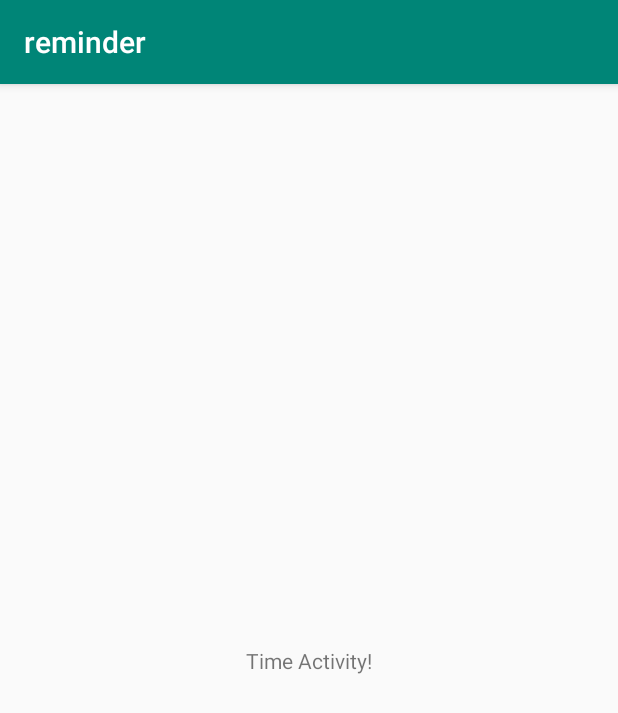
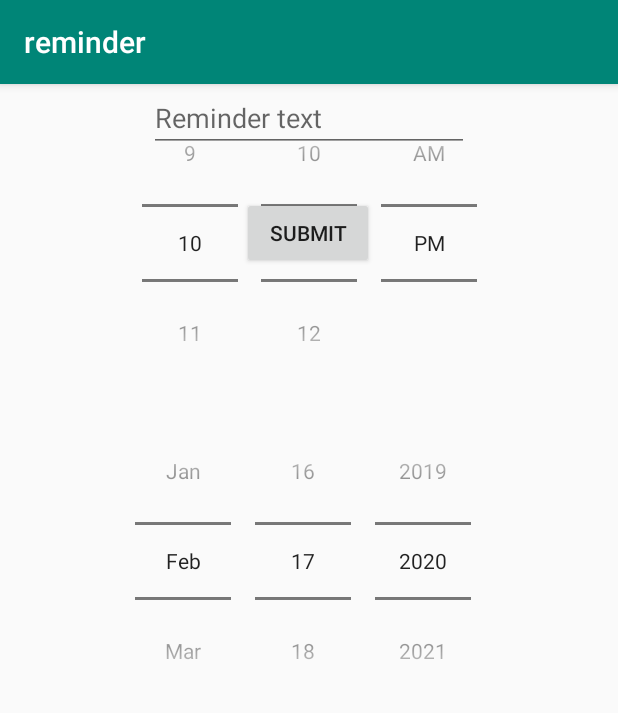
Before and after one commit to manishmaharjan/reminder, an Android app: the screen it shows after launch (TimeActivity), after a tap on an icon or button, on a phone screen of 412 x 824 dp. Shown: the top 713 px of the screen. Run offline under Robolectric (Android 15) with nearby library versions, the phone set to English and light mode, and no system bars; our stand-ins replace Room's generated code; 1 statement that could not run was skipped.

Commit message:
Implemented time-reminder with AlarmManager and BroadcastReceiver

```diff
--- a/app/src/main/AndroidManifest.xml
+++ b/app/src/main/AndroidManifest.xml
@@ -24,6 +24,7 @@
                 <category android:name="android.intent.category.LAUNCHER" />
             </intent-filter>
         </activity>
+        <receiver android:name=".ReminderReceiver"/>
     </application>
 
 </manifest>
--- a/app/src/main/java/com/mobilecomputing/reminder/MainActivity.kt
+++ b/app/src/main/java/com/mobilecomputing/reminder/MainActivity.kt
@@ -2,13 +2,18 @@ package com.mobilecomputing.reminder
 
 import android.content.Intent
 import android.os.Bundle
+import android.os.PersistableBundle
 import com.google.android.material.snackbar.Snackbar
 import androidx.appcompat.app.AppCompatActivity
 import android.view.Menu
 import android.view.MenuItem
 import android.widget.Toast
+import androidx.room.Room
 
 import kotlinx.android.synthetic.main.activity_main.*
+import org.jetbrains.anko.doAsync
+import org.jetbrains.anko.toast
+import org.jetbrains.anko.uiThread
 
 class MainActivity : AppCompatActivity() {
     override fun onCreate(savedInstanceState: Bundle?) {
@@ -30,12 +35,32 @@ class MainActivity : AppCompatActivity() {
             startActivity(fabMapIntent)
         }
 
-        val data = arrayOf("Sunday", "Monday", "Tuesday", "Wednesday", "Thursday", "Friday", "Saturday")
+/*        val data = arrayOf("Sunday", "Monday", "Tuesday", "Wednesday", "Thursday", "Friday", "Saturday")
 
         val reminderAdapter = ReminderAdapter(applicationContext, data)
-        list.adapter = reminderAdapter
+        list.adapter = reminderAdapter*/
+    }
 
+    override fun onResume() {
+        super.onResume()
+        refreshList()
+    }
 
+    private fun refreshList() {
+        doAsync {
+            val db = Room.databaseBuilder(applicationContext, AppDatabase::class.java, "reminders").build()
+            val reminders = db.reminderDao().getReminders()
+            db.close()
+
+            uiThread {
+                if (reminders.isNotEmpty()){
+                    val adapter = ReminderAdapter(applicationContext, reminders)
+                    list.adapter = adapter
+                } else {
+                    toast("No reminders yet")
+                }
+            }
+        }
     }
     /*
     override fun onCreateOptionsMenu(menu: Menu): Boolean {
--- a/app/src/main/res/layout/activity_time.xml
+++ b/app/src/main/res/layout/activity_time.xml
@@ -6,13 +6,46 @@
     android:layout_height="match_parent"
     tools:context=".TimeActivity">
 
-    <TextView
+    <TimePicker
         android:layout_width="wrap_content"
         android:layout_height="wrap_content"
-        android:text="Time Activity!"
-        app:layout_constraintBottom_toBottomOf="parent"
-        app:layout_constraintLeft_toLeftOf="parent"
-        app:layout_constraintRight_toRightOf="parent"
-        app:layout_constraintTop_toTopOf="parent" />
+        android:id="@+id/timePicker"
+        app:layout_constraintStart_toStartOf="parent"
+        app:layout_constraintEnd_toEndOf="parent"
+        app:layout_constraintTop_toTopOf="parent"
+        android:timePickerMode="spinner"/>
+
+    <DatePicker
+        android:layout_width="wrap_content"
+        android:layout_height="wrap_content"
+        android:id="@+id/datePicker"
+        app:layout_constraintStart_toStartOf="parent"
+        app:layout_constraintEnd_toEndOf="parent"
+        app:layout_constraintTop_toBottomOf="@+id/timePicker"
+        android:datePickerMode="spinner"
+        android:calendarViewShown="false"/>
+
+    <EditText
+        android:id="@+id/et_message"
+        android:layout_width="wrap_content"
+        android:layout_height="wrap_content"
+        android:ems="10"
+        android:layout_marginTop="30dp"
+        android:inputType="textPersonName"
+        android:hint="Reminder text"
+        app:layout_constraintEnd_toEndOf="parent"
+        app:layout_constraintStart_toStartOf="parent"
+        tools:layout_editor_absoluteY="500dp" />
+
+    <Button
+        android:id="@+id/time_create"
+        android:layout_width="wrap_content"
+        android:layout_height="wrap_content"
+        android:layout_marginTop="30dp"
+        android:text="Submit"
+        app:layout_constraintEnd_toEndOf="parent"
+        app:layout_constraintHorizontal_bias="0.498"
+        app:layout_constraintStart_toStartOf="parent"
+        app:layout_constraintTop_toBottomOf="@+id/et_message" />
 
 </androidx.constraintlayout.widget.ConstraintLayout>
--- a/app/src/main/res/layout/list_view_item.xml
+++ b/app/src/main/res/layout/list_view_item.xml
@@ -8,6 +8,7 @@
         android:layout_width="wrap_content"
         android:layout_height="wrap_content"
         android:layout_weight="1"
+        android:textColor="#000"
         android:text="Reminder Text" />
 
     <TextView
@@ -15,5 +16,6 @@
         android:layout_width="wrap_content"
         android:layout_height="wrap_content"
         android:layout_weight="1"
+        android:textColor="#000"
         android:text="Trigger time" />
 </LinearLayout>
```
Also changed, not shown: app/src/main/java/com/mobilecomputing/reminder/ReminderAdapter.kt (+17 -3 lines), app/src/main/java/com/mobilecomputing/reminder/ReminderReceiver.kt (added, +17 -0 lines), app/src/main/java/com/mobilecomputing/reminder/TimeActivity.kt (+52 -0 lines).
